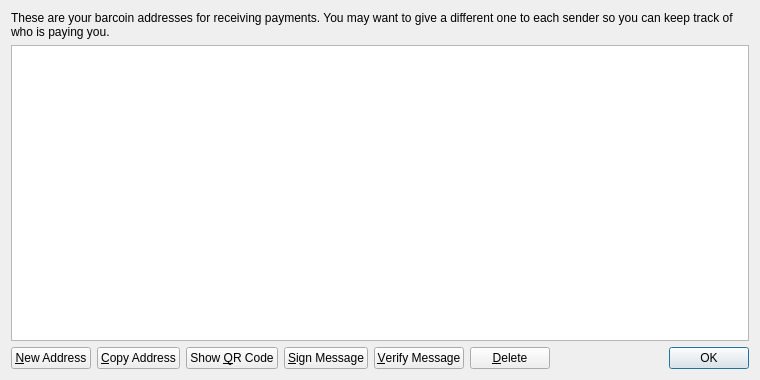
Qt form src/qt/forms/addressbookpage.ui (bertcoin/bertcoin) before a commit.
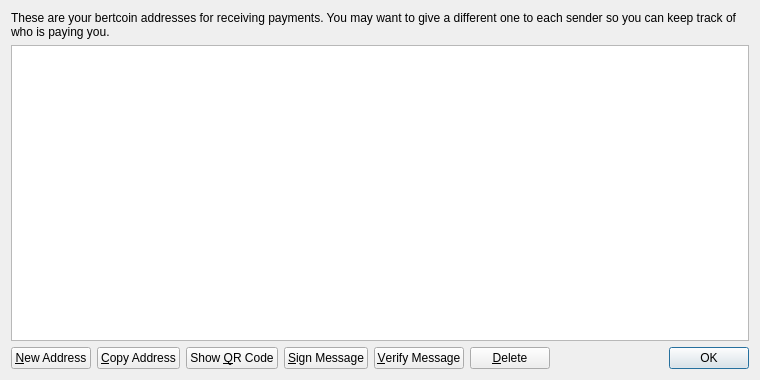
The same form after that commit. Icons and pictures are not drawn.

```diff
--- a/src/qt/forms/addressbookpage.ui
+++ b/src/qt/forms/addressbookpage.ui
@@ -17,7 +17,7 @@
    <item>
     <widget class="QLabel" name="labelExplanation">
      <property name="text">
-      <string>These are your barcoin addresses for receiving payments. You may want to give a different one to each sender so you can keep track of who is paying you.</string>
+      <string>These are your bertcoin addresses for receiving payments. You may want to give a different one to each sender so you can keep track of who is paying you.</string>
      </property>
      <property name="textFormat">
       <enum>Qt::PlainText</enum>
```
